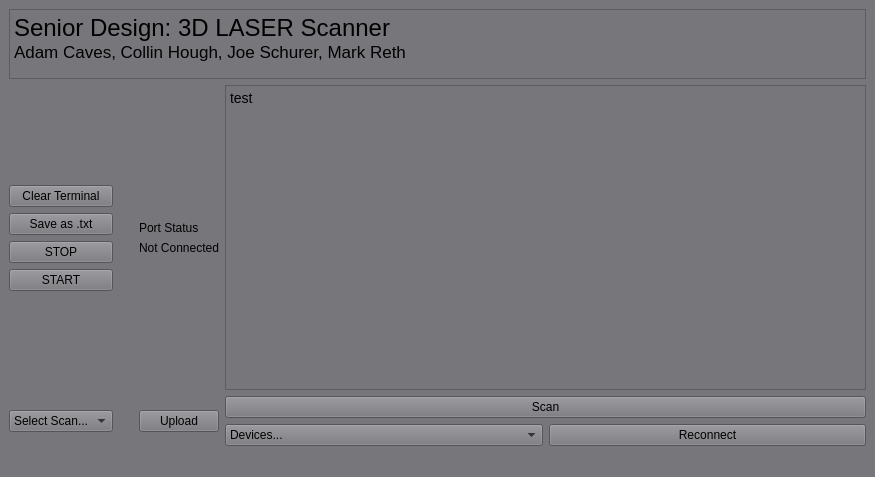
The window that src/UI/SeniorDesign_UI.ui (joeschurer/senior-design) describes before a commit, drawn with Qt 5.
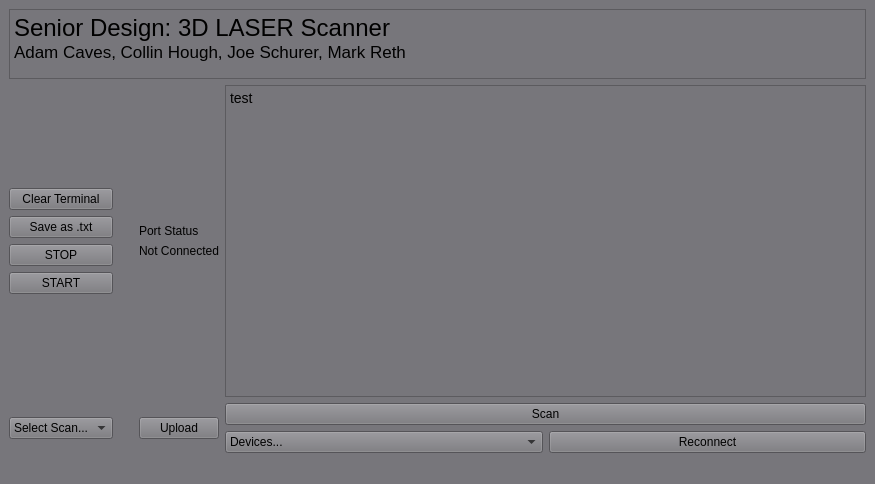
The same window after the commit.

Patch:
```diff
--- a/src/UI/SeniorDesign_UI.ui
+++ b/src/UI/SeniorDesign_UI.ui
@@ -7,7 +7,7 @@
     <x>0</x>
     <y>0</y>
     <width>875</width>
-    <height>477</height>
+    <height>484</height>
    </rect>
   </property>
   <property name="sizePolicy">
@@ -168,8 +168,8 @@
 &lt;html&gt;&lt;head&gt;&lt;meta name=&quot;qrichtext&quot; content=&quot;1&quot; /&gt;&lt;meta charset=&quot;utf-8&quot; /&gt;&lt;style type=&quot;text/css&quot;&gt;
 p, li { white-space: pre-wrap; }
 hr { height: 1px; border-width: 0; }
-&lt;/style&gt;&lt;/head&gt;&lt;body style=&quot; font-family:'Segoe UI'; font-size:10.5pt; font-weight:400; font-style:normal;&quot;&gt;
-&lt;p style=&quot; margin-top:0px; margin-bottom:0px; margin-left:0px; margin-right:0px; -qt-block-indent:0; text-indent:0px;&quot;&gt;test&lt;/p&gt;&lt;/body&gt;&lt;/html&gt;</string>
+&lt;/style&gt;&lt;/head&gt;&lt;body style=&quot; font-family:'Ubuntu'; font-size:11pt; font-weight:400; font-style:normal;&quot;&gt;
+&lt;p style=&quot; margin-top:0px; margin-bottom:0px; margin-left:0px; margin-right:0px; -qt-block-indent:0; text-indent:0px;&quot;&gt;&lt;span style=&quot; font-family:'Segoe UI'; font-size:10.5pt;&quot;&gt;test&lt;/span&gt;&lt;/p&gt;&lt;/body&gt;&lt;/html&gt;</string>
           </property>
           <property name="textInteractionFlags">
            <set>Qt::TextSelectableByKeyboard|Qt::TextSelectableByMouse</set>
```
Left out of the diff: 9 changed lines with no effect on the pictures.
